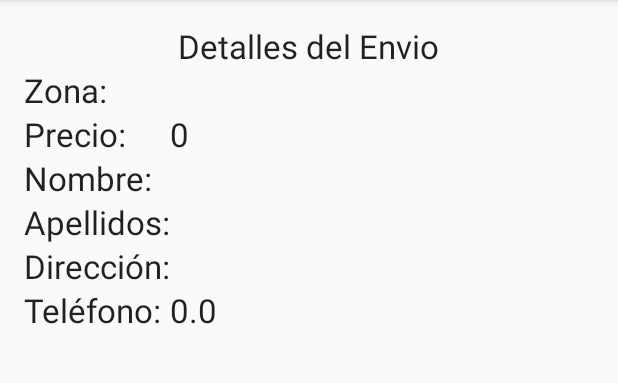
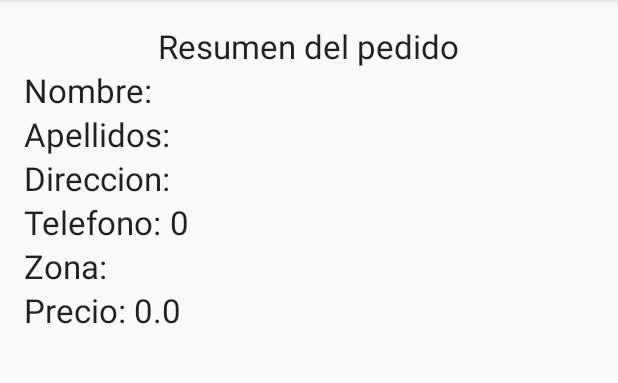
Before and after one commit to alvarorovira5/PMM, an Android app: the evento screen opened directly, with no data from a screen before it, on a phone screen of 412 x 824 dp, the part 84-467 px from its top. Run offline under Robolectric (Android 15) with nearby library versions, the phone set to English and light mode, and no system bars; 3 statements that could not run were skipped.

Commit message:
Problema activity_evento.xml resuelto

```diff
--- a/EjercicioNavidad/app/src/main/java/com/example/alvaro/ejercicionavidad/evento.java
+++ b/EjercicioNavidad/app/src/main/java/com/example/alvaro/ejercicionavidad/evento.java
@@ -1,6 +1,5 @@
 package com.example.alvaro.ejercicionavidad;
 
-import android.content.Intent;
 import android.database.Cursor;
 import android.database.sqlite.SQLiteDatabase;
 import android.support.v7.app.AppCompatActivity;
@@ -11,7 +10,7 @@ import android.widget.Toast;
 
 public class evento extends AppCompatActivity {
 
-    TextView texto, nombre, apellidos, direccion, telefono;
+    TextView texto, nombre, apellidos, direccion, telefono,precio;
     Envios_SQLiteHelper envio;
     SQLiteDatabase db;
     String id,id_Cliente;
@@ -105,29 +104,29 @@ public class evento extends AppCompatActivity {
         //despues de esto los muestro.
 
         //Establezco la zona
-        TextView zona= (TextView) findViewById(R.id.zona);
+        TextView zona= (TextView) findViewById(R.id.inputZona);
         zona.setText(pedidos.getZona());
        // Toast.makeText(evento.this, pedidos.getZona(), Toast.LENGTH_SHORT).show();
 
         //Establezco el precio
-        texto= (TextView)findViewById(R.id.datos);
-        texto.setText(pedidos.getPrecio()+"");
+        precio= (TextView)findViewById(R.id.inputPrecio);
+        precio.setText(pedidos.getPrecio()+"");
 
         //Establezco el nombre
-        nombre=(TextView)findViewById(R.id.nombre);
+        nombre=(TextView)findViewById(R.id.inputNombre);
         nombre.setText(clientes.getNombre());
 
         //Establezco los apellidos
-        apellidos=(TextView)findViewById(R.id.apellidos);
+        apellidos=(TextView)findViewById(R.id.inputApellidos);
         apellidos.setText(clientes.getApellidos());
 
         //direccion
-        direccion=(TextView)findViewById(R.id.direccion);
+        direccion=(TextView)findViewById(R.id.inputDireccion);
         direccion.setText(clientes.getDireccion());
 
         //telefono
-        telefono=(TextView)findViewById(R.id.telefono);
-        telefono.setText(clientes.getTelefono()+"");
+        telefono=(TextView)findViewById(R.id.inputTelefono);
+        telefono.setText(String.valueOf(clientes.getTelefono()));
 
         //imagen
         ImageView image= (ImageView) findViewById(R.id.imageView);
--- a/EjercicioNavidad/app/src/main/res/layout/activity_evento.xml
+++ b/EjercicioNavidad/app/src/main/res/layout/activity_evento.xml
@@ -1,80 +1,142 @@
 <?xml version="1.0" encoding="utf-8"?>
-<RelativeLayout xmlns:android="http://schemas.android.com/apk/res/android"
+<LinearLayout xmlns:android="http://schemas.android.com/apk/res/android"
     xmlns:tools="http://schemas.android.com/tools"
     android:layout_width="match_parent"
-    android:layout_height="match_parent"
+    android:layout_height="wrap_content"
     android:paddingBottom="@dimen/activity_vertical_margin"
     android:paddingLeft="@dimen/activity_horizontal_margin"
     android:paddingRight="@dimen/activity_horizontal_margin"
     android:paddingTop="@dimen/activity_vertical_margin"
-    tools:context="com.example.alvaro.ejercicionavidad.evento">
+    tools:context="com.example.alvaro.ejercicionavidad.evento"
+    android:orientation="vertical">
 
     <TextView
         android:layout_width="wrap_content"
         android:layout_height="wrap_content"
         android:textAppearance="?android:attr/textAppearanceLarge"
-        android:text="Detalles del Envio"
-        android:id="@+id/textView4"
-        android:layout_alignParentTop="true"
-        android:layout_centerHorizontal="true" />
+        android:text="Resumen del pedido"
+
+        android:id="@+id/textView8"
+        android:layout_gravity="center_horizontal" />
+    <LinearLayout
+        android:orientation="horizontal"
+        android:layout_width="wrap_content"
+        android:layout_height="match_parent">
 
         <TextView
             android:layout_width="wrap_content"
             android:layout_height="wrap_content"
             android:textAppearance="?android:attr/textAppearanceLarge"
-        android:text="Large Text"
-        android:id="@+id/zona"
-        android:layout_above="@+id/textView12"
-        android:layout_alignLeft="@+id/nombre"
-        android:layout_alignStart="@+id/nombre" />
+            android:text="Nombre: "
+            android:id="@+id/nombre" />
 
         <TextView
             android:layout_width="wrap_content"
             android:layout_height="wrap_content"
             android:textAppearance="?android:attr/textAppearanceLarge"
-        android:text="Large Text"
-        android:id="@+id/datos"
-        android:layout_below="@+id/nombre"
-        android:layout_alignLeft="@+id/nombre"
-        android:layout_alignStart="@+id/nombre" />
+            android:text=""
+            android:id="@+id/inputNombre" />
+    </LinearLayout>
+    <LinearLayout
+        android:orientation="horizontal"
+        android:layout_width="wrap_content"
+        android:layout_height="match_parent">
 
         <TextView
             android:layout_width="wrap_content"
             android:layout_height="wrap_content"
             android:textAppearance="?android:attr/textAppearanceLarge"
-        android:text="Large Text"
-        android:id="@+id/nombre"
-        android:layout_below="@+id/textView14"
-        android:layout_toRightOf="@+id/textView15"
-        android:layout_toEndOf="@+id/textView15" />
+            android:text="Apellidos: "
+            android:id="@+id/textView12" />
 
         <TextView
             android:layout_width="wrap_content"
             android:layout_height="wrap_content"
             android:textAppearance="?android:attr/textAppearanceLarge"
-        android:text="Large Text"
-        android:id="@+id/apellidos"
-        android:layout_below="@+id/direccion"
-        android:layout_alignLeft="@+id/zona" />
+            android:text=""
+            android:id="@+id/inputApellidos" />
+    </LinearLayout>
+    <LinearLayout
+        android:orientation="horizontal"
+        android:layout_width="wrap_content"
+        android:layout_height="match_parent">
 
         <TextView
             android:layout_width="wrap_content"
             android:layout_height="wrap_content"
             android:textAppearance="?android:attr/textAppearanceLarge"
-        android:text="Large Text"
-        android:id="@+id/direccion"
-        android:layout_below="@+id/telefono"
-        android:layout_alignLeft="@+id/zona" />
+            android:text="Direccion: "
+            android:id="@+id/Direccion" />
 
         <TextView
             android:layout_width="wrap_content"
             android:layout_height="wrap_content"
             android:textAppearance="?android:attr/textAppearanceLarge"
-        android:text="Large Text"
-        android:id="@+id/telefono"
-        android:layout_below="@+id/zona"
-        android:layout_alignLeft="@+id/zona"
-        android:layout_alignStart="@+id/zona" />
+            android:text=""
+            android:id="@+id/inputDireccion" />
+    </LinearLayout>
+    <LinearLayout
+        android:orientation="horizontal"
+        android:layout_width="wrap_content"
+        android:layout_height="match_parent">
+
+        <TextView
+            android:layout_width="wrap_content"
+            android:layout_height="wrap_content"
+            android:textAppearance="?android:attr/textAppearanceLarge"
+            android:text="Telefono: "
+            android:id="@+id/textView12" />
+
+        <TextView
+            android:layout_width="wrap_content"
+            android:layout_height="wrap_content"
+            android:textAppearance="?android:attr/textAppearanceLarge"
+            android:text=""
+            android:id="@+id/inputTelefono" />
+    </LinearLayout>
+    <LinearLayout
+        android:orientation="horizontal"
+        android:layout_width="wrap_content"
+        android:layout_height="match_parent">
+
+        <TextView
+            android:layout_width="wrap_content"
+            android:layout_height="wrap_content"
+            android:textAppearance="?android:attr/textAppearanceLarge"
+            android:text="Zona: "
+            android:id="@+id/textView12" />
+
+        <TextView
+            android:layout_width="wrap_content"
+            android:layout_height="wrap_content"
+            android:textAppearance="?android:attr/textAppearanceLarge"
+            android:text=""
+            android:id="@+id/inputZona" />
+    </LinearLayout>
+    <LinearLayout
+        android:orientation="horizontal"
+        android:layout_width="wrap_content"
+        android:layout_height="match_parent">
+
+        <TextView
+            android:layout_width="wrap_content"
+            android:layout_height="wrap_content"
+            android:textAppearance="?android:attr/textAppearanceLarge"
+            android:text="Precio: "
+            android:id="@+id/textView12" />
+
+        <TextView
+            android:layout_width="wrap_content"
+            android:layout_height="wrap_content"
+            android:textAppearance="?android:attr/textAppearanceLarge"
+            android:text=""
+            android:id="@+id/inputPrecio" />
+    </LinearLayout>
+
+    <LinearLayout
+        android:orientation="horizontal"
+        android:layout_width="wrap_content"
+        android:layout_height="match_parent">
 
         <ImageView
             android:layout_width="250dp"
@@ -82,67 +144,9 @@
             android:id="@+id/imageView"
             android:layout_alignParentBottom="true"
             android:layout_centerInParent="true" />
-
-    <TextView
-        android:layout_width="wrap_content"
-        android:layout_height="wrap_content"
-        android:textAppearance="?android:attr/textAppearanceLarge"
-        android:text="Zona:"
-        android:id="@+id/textView8"
-        android:layout_below="@+id/textView4"
-        android:layout_alignParentLeft="true"
-        android:layout_alignParentStart="true" />
-
-    <TextView
-        android:layout_width="wrap_content"
-        android:layout_height="wrap_content"
-        android:textAppearance="?android:attr/textAppearanceLarge"
-        android:text="Precio:"
-        android:id="@+id/textView12"
-        android:layout_below="@+id/textView8"
-        android:layout_alignParentLeft="true"
-        android:layout_alignParentStart="true" />
-
-    <TextView
-        android:layout_width="wrap_content"
-        android:layout_height="wrap_content"
-        android:textAppearance="?android:attr/textAppearanceLarge"
-        android:text="Nombre:"
-        android:id="@+id/textView13"
-        android:layout_alignTop="@+id/direccion"
-        android:layout_alignParentLeft="true"
-        android:layout_alignParentStart="true" />
-
-    <TextView
-        android:layout_width="wrap_content"
-        android:layout_height="wrap_content"
-        android:textAppearance="?android:attr/textAppearanceLarge"
-        android:text="Apellidos:"
-        android:id="@+id/textView14"
-        android:layout_below="@+id/textView13"
-        android:layout_alignParentLeft="true"
-        android:layout_alignParentStart="true" />
-
-    <TextView
-        android:layout_width="wrap_content"
-        android:layout_height="wrap_content"
-        android:textAppearance="?android:attr/textAppearanceLarge"
-        android:text="Dirección:"
-        android:id="@+id/textView15"
-        android:layout_below="@+id/textView14"
-        android:layout_alignParentLeft="true"
-        android:layout_alignParentStart="true" />
-
-    <TextView
-        android:layout_width="wrap_content"
-        android:layout_height="wrap_content"
-        android:textAppearance="?android:attr/textAppearanceLarge"
-        android:text="Teléfono:"
-        android:id="@+id/textView16"
-        android:layout_below="@+id/textView15"
-        android:layout_alignParentLeft="true"
-        android:layout_alignParentStart="true" />
+    </LinearLayout>
 
 
 
-</RelativeLayout>
+
+</LinearLayout>
```
Lines whose indentation alone changed are shown as unchanged.
